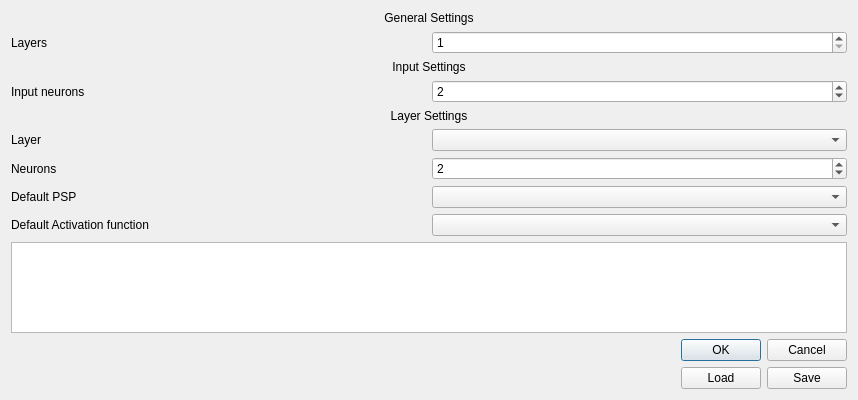
First picture: the form in NeuralNetwork/pl/edu/agh/neural/gui/creator/NetworkCreatorUi.ui, repository Pharisaeus/Neural, before the edit.
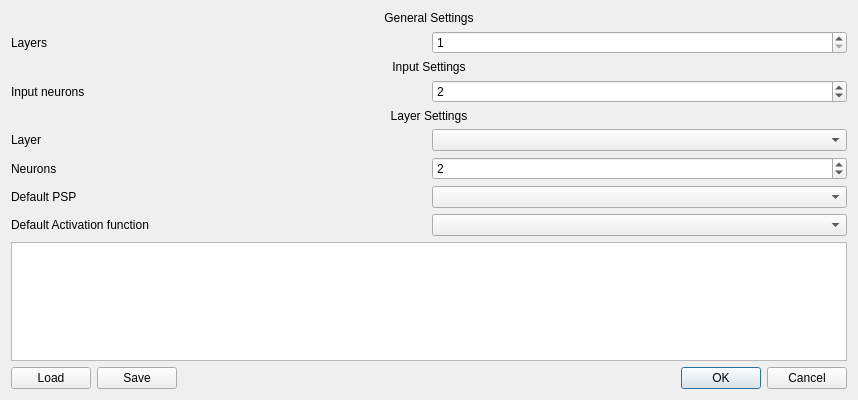
Second picture: the form after the edit.

```diff
--- a/NeuralNetwork/pl/edu/agh/neural/gui/creator/NetworkCreatorUi.ui
+++ b/NeuralNetwork/pl/edu/agh/neural/gui/creator/NetworkCreatorUi.ui
@@ -169,17 +169,25 @@
     </widget>
    </item>
    <item>
-    <widget class="QDialogButtonBox" name="buttonBox">
-     <property name="orientation">
-      <enum>Qt::Horizontal</enum>
-     </property>
-     <property name="standardButtons">
-      <set>QDialogButtonBox::Cancel|QDialogButtonBox::Ok</set>
-     </property>
-    </widget>
-   </item>
-   <item>
-    <layout class="QHBoxLayout" name="horizontalLayout">
+    <layout class="QHBoxLayout" name="horizontalLayout_2">
+     <item>
+      <layout class="QHBoxLayout" name="horizontalLayout">
+       <item>
+        <widget class="QPushButton" name="loadNetworkButton">
+         <property name="text">
+          <string>Load</string>
+         </property>
+        </widget>
+       </item>
+       <item>
+        <widget class="QPushButton" name="saveNetworkButton">
+         <property name="text">
+          <string>Save</string>
+         </property>
+        </widget>
+       </item>
+      </layout>
+     </item>
      <item>
       <spacer name="horizontalSpacer">
        <property name="orientation">
@@ -194,16 +202,12 @@
       </spacer>
      </item>
      <item>
-      <widget class="QPushButton" name="loadNetworkButton">
-       <property name="text">
-        <string>Load</string>
+      <widget class="QDialogButtonBox" name="buttonBox">
+       <property name="orientation">
+        <enum>Qt::Horizontal</enum>
        </property>
-      </widget>
-     </item>
-     <item>
-      <widget class="QPushButton" name="saveNetworkButton">
-       <property name="text">
-        <string>Save</string>
+       <property name="standardButtons">
+        <set>QDialogButtonBox::Cancel|QDialogButtonBox::Ok</set>
        </property>
       </widget>
      </item>
```
Left out of the diff: 9 changed lines with no effect on the pictures.
